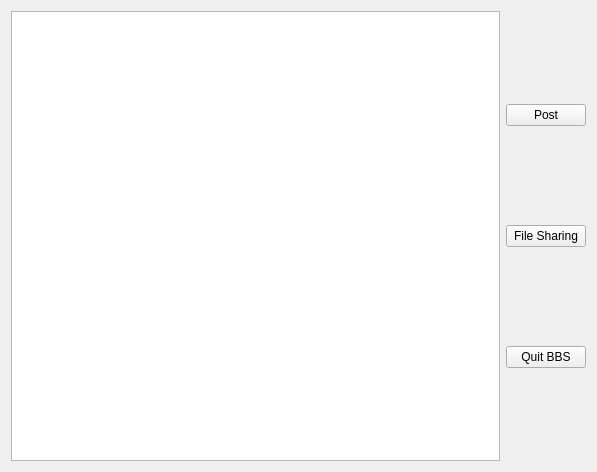
The window that chat/bbs.ui (bitlinux/qtchat) describes before a commit, drawn with Qt 5.
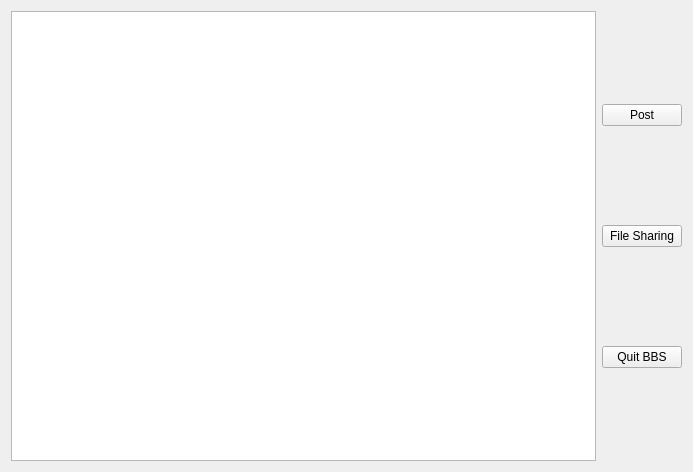
The same window after the commit.

The edit to the form file:
```diff
--- a/chat/bbs.ui
+++ b/chat/bbs.ui
@@ -6,7 +6,7 @@
    <rect>
     <x>0</x>
     <y>0</y>
-    <width>597</width>
+    <width>693</width>
     <height>472</height>
    </rect>
   </property>
```
